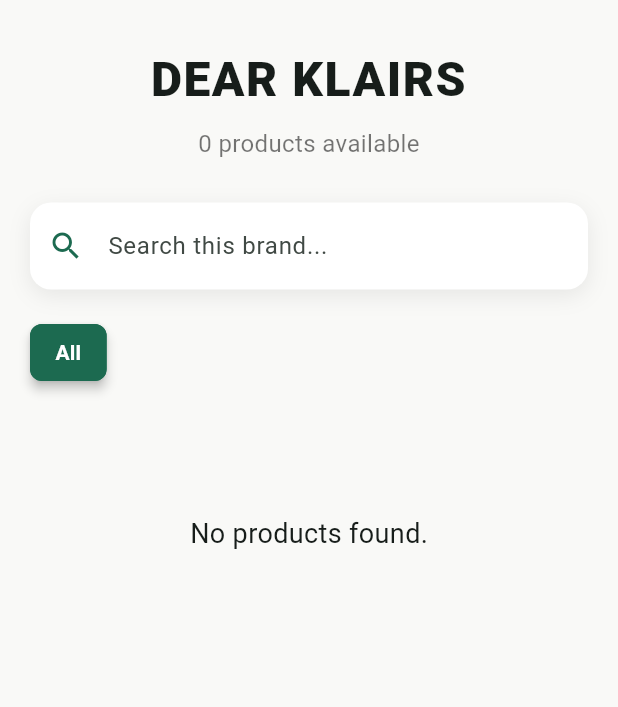
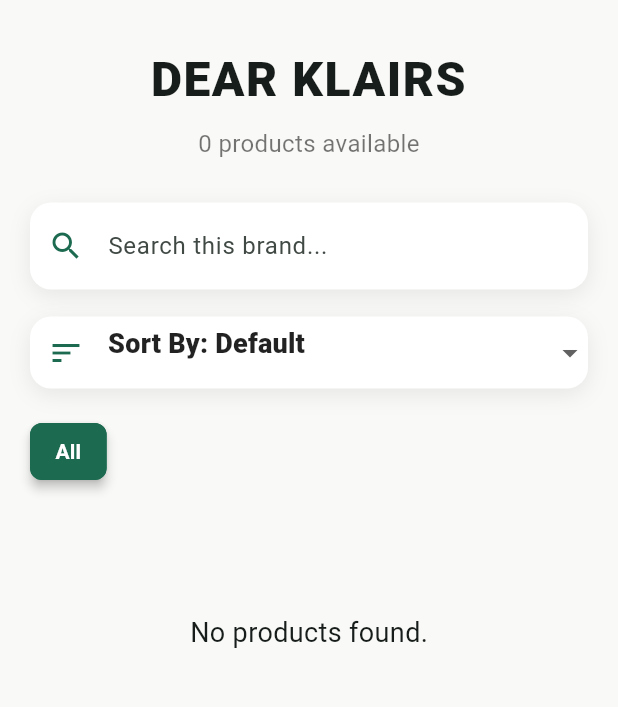
Before and after one commit to fahmidatahsin/KBeauty-BD-, a Flutter app: the screen it shows after launch, after a tap on "DEAR KLAIRS", on a phone screen of 412 x 824 dp, the part 120-827 px from its top. Run offline on Flutter 3.47's test engine with Material 3 defaults, Android fonts, the phone set to English and light mode, and no system bars; our stand-ins replace shared_preferences.

Commit message:
Brand page products sorting

```diff
--- a/frontend/lib/brand_page.dart
+++ b/frontend/lib/brand_page.dart
@@ -21,9 +21,10 @@
 class _BrandPageState extends State<BrandPage> {
   String searchText = '';
   String selectedCategory = 'All';
+  String selectedSort = 'Default';
 
  List<Map<String, String>> get brandProducts {
-    return widget.products.where((product) {
+  final result = widget.products.where((product) {
     final brandMatches = product['brand'] == widget.brand;
 
     final categoryMatches =
@@ -36,6 +37,49 @@
 
     return brandMatches && categoryMatches && searchMatches;
   }).toList();
+
+  // Sort products by price
+  if (selectedSort == 'Price: Low to High') {
+    result.sort((a, b) {
+      final priceA = double.tryParse(
+            a['price']!
+                .replaceAll('৳', '')
+                .replaceAll(',', ''),
+          ) ??
+          double.infinity;
+
+      final priceB = double.tryParse(
+            b['price']!
+                .replaceAll('৳', '')
+                .replaceAll(',', ''),
+          ) ??
+          double.infinity;
+
+      return priceA.compareTo(priceB);
+    });
+  }
+
+  if (selectedSort == 'Price: High to Low') {
+    result.sort((a, b) {
+      final priceA = double.tryParse(
+            a['price']!
+                .replaceAll('৳', '')
+                .replaceAll(',', ''),
+          ) ??
+          double.infinity;
+
+      final priceB = double.tryParse(
+            b['price']!
+                .replaceAll('৳', '')
+                .replaceAll(',', ''),
+          ) ??
+          double.infinity;
+
+      return priceB.compareTo(priceA);
+    });
+  }
+
+  return result;
 }
 
   List<String> get categories {
@@ -283,6 +327,92 @@
         ),
       ),
     );
+    final sortDropdown = Container(
+  width: isDesktop ? 360 : double.infinity,
+  decoration: BoxDecoration(
+    color: Colors.white,
+    borderRadius: BorderRadius.circular(14),
+    boxShadow: const [
+      BoxShadow(
+        color: Color(0x14000000),
+        blurRadius: 12,
+        offset: Offset(0, 4),
+      ),
+    ],
+  ),
+ child: DropdownButtonFormField<String>(
+  value: selectedSort,
+  decoration: const InputDecoration(
+    prefixIcon: Icon(
+      Icons.sort,
+      color: Color(0xFF1C6A50),
+    ),
+    border: InputBorder.none,
+    contentPadding: EdgeInsets.symmetric(
+      horizontal: 16,
+      vertical: 4,
+    ),
+  ),
+  selectedItemBuilder: (context) {
+    return const [
+      Align(
+        alignment: Alignment.centerLeft,
+        child: Text(
+          'Sort By: Default',
+          style: TextStyle(
+            color: Colors.black87,
+            fontSize: 18,
+            fontWeight: FontWeight.w800,
+          ),
+        ),
+      ),
+      Align(
+        alignment: Alignment.centerLeft,
+        child: Text(
+          'Sort By: Price: Low to High',
+          style: TextStyle(
+            color: Colors.black87,
+            fontSize: 18,
+            fontWeight: FontWeight.w800,
+          ),
+        ),
+      ),
+      Align(
+        alignment: Alignment.centerLeft,
+        child: Text(
+          'Sort By: Price: High to Low',
+          style: TextStyle(
+            color: Colors.black87,
+            fontSize: 18,
+            fontWeight: FontWeight.w800,
+          ),
+        ),
+      ),
+    ];
+  },
+  items: const [
+    DropdownMenuItem(
+      value: 'Default',
+      child: Text('Default'),
+    ),
+    DropdownMenuItem(
+      value: 'Price: Low to High',
+      child: Text('Price: Low to High'),
+    ),
+    DropdownMenuItem(
+      value: 'Price: High to Low',
+      child: Text('Price: High to Low'),
+    ),
+  ],
+  onChanged: (value) {
+    if (value == null) return;
+
+    setState(() {
+      selectedSort = value;
+    });
+  },
+),
+);
 
     final filters = Wrap(
       spacing: 10,
@@ -326,20 +456,39 @@
     children: [
       searchBox,
       const SizedBox(height: 18),
+      sortDropdown,
+      const SizedBox(height: 18),
       filters,
     ],
   );
 }
 
 return Row(
+  crossAxisAlignment: CrossAxisAlignment.start,
+  children: [
+    // LEFT SIDE: Search + Sort
+    SizedBox(
+      width: 450,
+      child: Column(
+        crossAxisAlignment: CrossAxisAlignment.stretch,
         children: [
           searchBox,
-        const SizedBox(width: 28),
+          const SizedBox(height: 14),
+          sortDropdown,
+        ],
+      ),
+    ),
+
+    const SizedBox(width: 34),
+
+    // RIGHT SIDE: Category filters
     Expanded(
       child: filters,
     ),
   ],
 );
+
+
   }
 }
 
```
Lines whose indentation alone changed are shown as unchanged.
